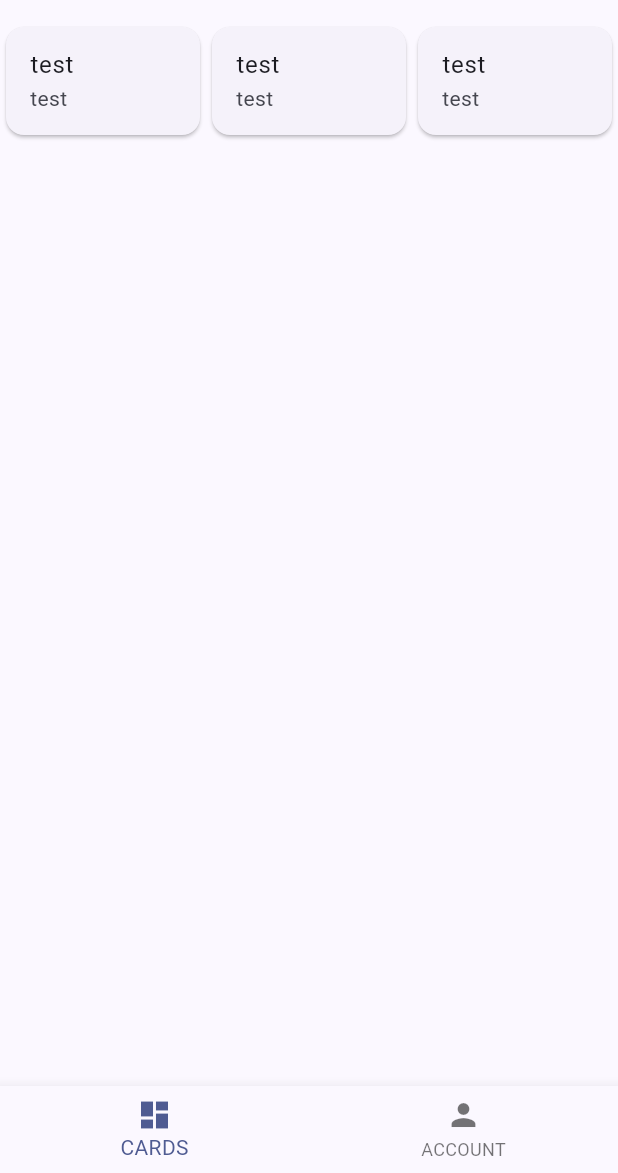
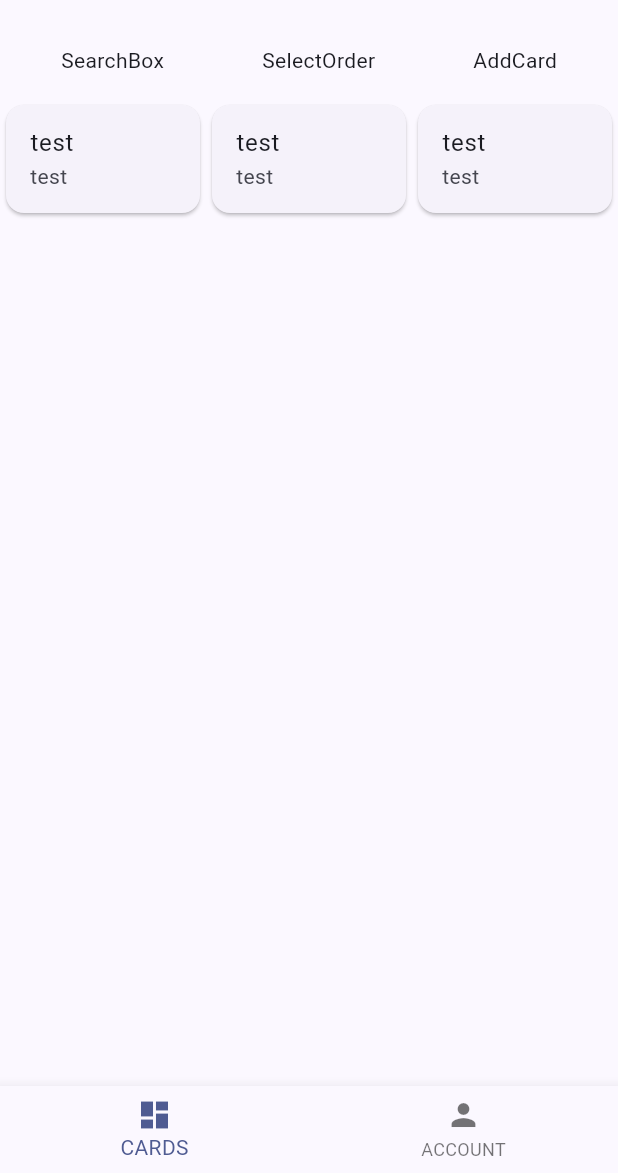
Before and after one commit to kenta-05/pokeca-manager, a Flutter app: the screen it shows after launch, on a phone screen of 412 x 824 dp, the part 63-1236 px from its top. Run offline on Flutter 3.47's test engine with Material 3 defaults, Android fonts, the phone set to English and light mode, and no system bars.

Commit message:
ControlPanelの基本構造

```diff
--- a/lib/themes/dark.dart
+++ b/lib/themes/dark.dart
@@ -3,7 +3,7 @@ import 'package:flutter/material.dart';
 final darkTheme = ThemeData(
   useMaterial3: true,
   colorScheme: ColorScheme.fromSeed(
-    seedColor: const Color.fromARGB(255, 99, 130, 255),
+    seedColor: const Color.fromARGB(255, 46, 61, 120),
     brightness: Brightness.dark,
   ),
   textTheme: const TextTheme(),
--- a/lib/themes/light.dart
+++ b/lib/themes/light.dart
@@ -3,7 +3,7 @@ import 'package:flutter/material.dart';
 final lightTheme = ThemeData(
   useMaterial3: true,
   colorScheme: ColorScheme.fromSeed(
-    seedColor: const Color.fromARGB(255, 99, 130, 255),
+    seedColor: const Color.fromARGB(255, 104, 134, 255),
     brightness: Brightness.light,
   ),
   textTheme: const TextTheme(),
--- a/lib/views/cards_view.dart
+++ b/lib/views/cards_view.dart
@@ -1,5 +1,6 @@
 import 'package:flutter/material.dart';
-import 'package:pokeca_wallet/widgets/large/poke_cards.dart';
+import 'package:pokeca_wallet/widgets/layout/control_panel.dart';
+import 'package:pokeca_wallet/widgets/layout/poke_cards.dart';
 
 class CardsView extends StatefulWidget {
   const CardsView({super.key});
@@ -11,6 +12,11 @@ class CardsView extends StatefulWidget {
 class _CardsViewState extends State<CardsView> {
   @override
   Widget build(BuildContext context) {
-    return const PokeCards();
+    return const Column(
+      children: [
+        ControlPanel(),
+        PokeCards(),
+      ],
+    );
   }
 }
--- a/lib/widgets/large/poke_cards.dart
+++ /dev/null
@@ -1,41 +0,0 @@
-import 'package:flutter/material.dart';
-import 'package:pokeca_wallet/models/card_data.dart';
-import 'package:pokeca_wallet/widgets/middle/poke_card.dart';
-
-class PokeCards extends StatelessWidget {
-  const PokeCards({super.key});
-
-  static List<CardData> cardData = [
-    CardData(title: 'test', packName: 'test', image: 'test', url: 'test'),
-    CardData(title: 'test', packName: 'test', image: 'test', url: 'test'),
-    CardData(title: 'test', packName: 'test', image: 'test', url: 'test'),
-  ];
-
-  @override
-  Widget build(BuildContext context) {
-    return ListView.builder(
-      itemCount: (cardData.length / 3).ceil(),
-      itemBuilder: (context, int index) {
-        return Row(
-          children: [
-            // カード1
-            if (index * 3 + 1 <= cardData.length)
-              Expanded(
-                child: PokeCard(cardData[index * 3]),
-              ),
-            // カード2
-            if (index * 3 + 2 <= cardData.length)
-              Expanded(
-                child: PokeCard(cardData[index * 3]),
-              ),
-            // カード3
-            if (index * 3 + 3 <= cardData.length)
-              Expanded(
-                child: PokeCard(cardData[index * 3]),
-              ),
-          ],
-        );
-      },
-    );
-  }
-}
--- /dev/null
+++ b/lib/widgets/layout/control_panel.dart
@@ -0,0 +1,26 @@
+import 'package:flutter/material.dart';
+import 'package:pokeca_wallet/widgets/ui/search_box.dart';
+import 'package:pokeca_wallet/widgets/ui/select_order.dart';
+import 'package:pokeca_wallet/widgets/ui/add_card.dart';
+
+class ControlPanel extends StatelessWidget {
+  const ControlPanel({super.key});
+
+  @override
+  Widget build(BuildContext context) {
+    return Container(
+      padding: const EdgeInsets.symmetric(
+        horizontal: 8,
+        vertical: 16,
+      ),
+      child: const Row(
+        mainAxisAlignment: MainAxisAlignment.spaceAround,
+        children: [
+          SearchBox(),
+          SelectOrder(),
+          AddCard(),
+        ],
+      ),
+    );
+  }
+}
--- /dev/null
+++ b/lib/widgets/layout/poke_cards.dart
@@ -0,0 +1,43 @@
+import 'package:flutter/material.dart';
+import 'package:pokeca_wallet/models/card_data.dart';
+import 'package:pokeca_wallet/widgets/parts/poke_card.dart';
+
+class PokeCards extends StatelessWidget {
+  const PokeCards({super.key});
+
+  static List<CardData> cardData = [
+    CardData(title: 'test', packName: 'test', image: 'test', url: 'test'),
+    CardData(title: 'test', packName: 'test', image: 'test', url: 'test'),
+    CardData(title: 'test', packName: 'test', image: 'test', url: 'test'),
+  ];
+
+  @override
+  Widget build(BuildContext context) {
+    return Expanded(
+      child: ListView.builder(
+        itemCount: (cardData.length / 3).ceil(),
+        itemBuilder: (context, int index) {
+          return Row(
+            children: [
+              // カード1
+              if (index * 3 + 1 <= cardData.length)
+                Expanded(
+                  child: PokeCard(cardData[index * 3]),
+                ),
+              // カード2
+              if (index * 3 + 2 <= cardData.length)
+                Expanded(
+                  child: PokeCard(cardData[index * 3]),
+                ),
+              // カード3
+              if (index * 3 + 3 <= cardData.length)
+                Expanded(
+                  child: PokeCard(cardData[index * 3]),
+                ),
+            ],
+          );
+        },
+      ),
+    );
+  }
+}
--- /dev/null
+++ b/lib/widgets/ui/add_card.dart
@@ -0,0 +1,10 @@
+import 'package:flutter/material.dart';
+
+class AddCard extends StatelessWidget {
+  const AddCard({super.key});
+
+  @override
+  Widget build(BuildContext context) {
+    return const Text('AddCard');
+  }
+}
--- /dev/null
+++ b/lib/widgets/ui/search_box.dart
@@ -0,0 +1,10 @@
+import 'package:flutter/material.dart';
+
+class SearchBox extends StatelessWidget {
+  const SearchBox({super.key});
+
+  @override
+  Widget build(BuildContext context) {
+    return const Text('SearchBox');
+  }
+}
--- /dev/null
+++ b/lib/widgets/ui/select_order.dart
@@ -0,0 +1,10 @@
+import 'package:flutter/material.dart';
+
+class SelectOrder extends StatelessWidget {
+  const SelectOrder({super.key});
+
+  @override
+  Widget build(BuildContext context) {
+    return const Text('SelectOrder');
+  }
+}
```
Also changed, not shown: lib/widgets/parts/poke_card.dart (renamed from lib/widgets/middle/poke_card.dart).
